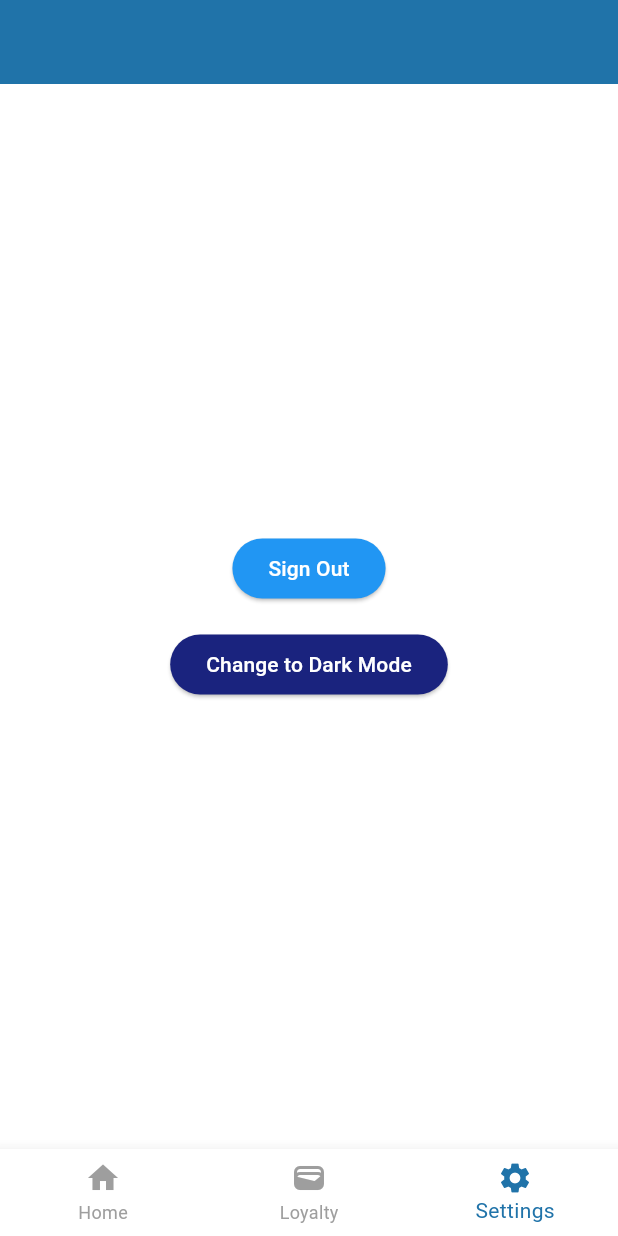
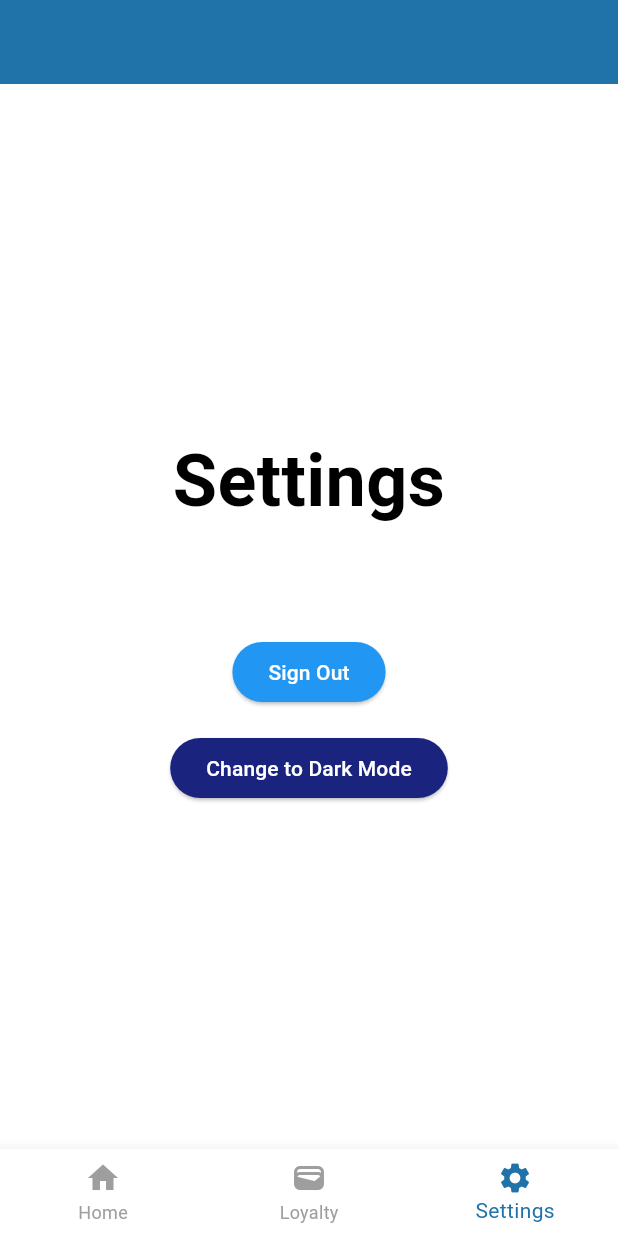
Before and after one commit to jamaki604/CleanStreamLaundryApp, a Flutter app: the Settings screen opened by its route, on a phone screen of 412 x 824 dp. Run offline on Flutter 3.47's test engine with Material 3 defaults, Android fonts, the phone set to English and light mode, and no system bars; our stand-ins replace app_links, dio, flutter_dotenv, flutter_svg, go_router, supabase_flutter; missing offline and left inert: dart:html, flutter_stripe, mobile_scanner; accounts and stored records are empty; network calls fail.

Commit message:
Added Setting Header

```diff
--- a/lib/Pages/Settings.dart
+++ b/lib/Pages/Settings.dart
@@ -27,6 +27,17 @@ class _SettingsState extends State<Settings> {
             child: Column(
               mainAxisSize: MainAxisSize.min,
               children: [
+                Text(
+                  "Settings \n",
+                  style: TextStyle(
+                    fontSize: 48,
+                    fontWeight: FontWeight.bold,
+                    color: Theme.of(context).colorScheme.fontPrimary,
+                  ),
+                  textAlign: TextAlign.center,
+                ),
+
+
                 ElevatedButton(
                   onPressed: () {
                     widget._auth.logout();
```
